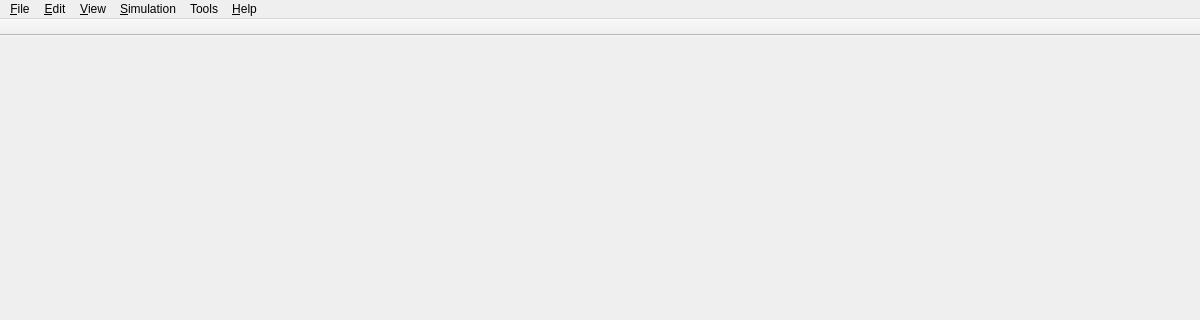
Qt form EGTRAIN/QEGTRAIN/app/MainWindow.ui (Ancientkingg/EGTRAIN) before a commit; both pictures show x 0 to 1200 and y 0 to 320 of the 1200 by 800 pixel window.
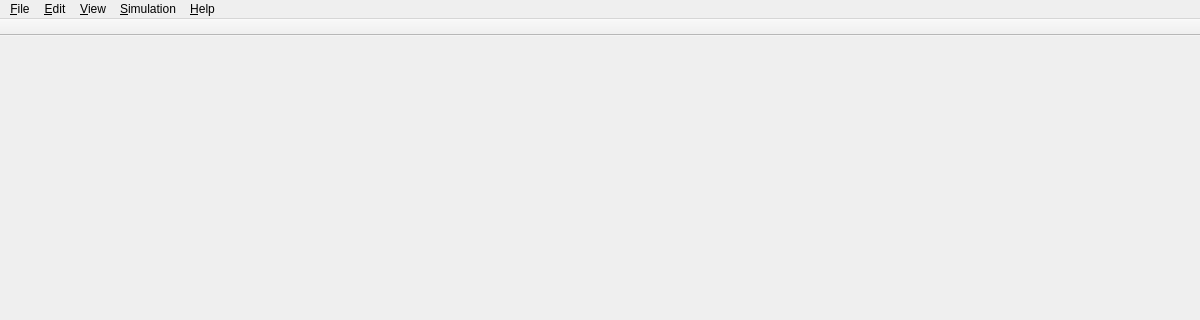
The same form after that commit.

The edit to the form file:
```diff
--- a/EGTRAIN/QEGTRAIN/app/MainWindow.ui
+++ b/EGTRAIN/QEGTRAIN/app/MainWindow.ui
@@ -65,12 +65,6 @@
     <addaction name="actionSimulationPause"/>
     <addaction name="actionSimulationStop"/>
    </widget>
-   <widget class="QMenu" name="menuTools">
-    <property name="title">
-     <string>Tools</string>
-    </property>
-    <addaction name="displayTrainPathDiagrams"/>
-   </widget>
    <widget class="QMenu" name="menuHelp">
     <property name="title">
      <string>&amp;Help</string>
@@ -81,7 +75,6 @@
    <addaction name="menuEdit"/>
    <addaction name="menuView"/>
    <addaction name="menuSimulation"/>
-   <addaction name="menuTools"/>
    <addaction name="menuHelp"/>
   </widget>
   <widget class="QToolBar" name="mainToolBar">
```
Left out of the diff: 5 changed lines with no effect on the pictures.
